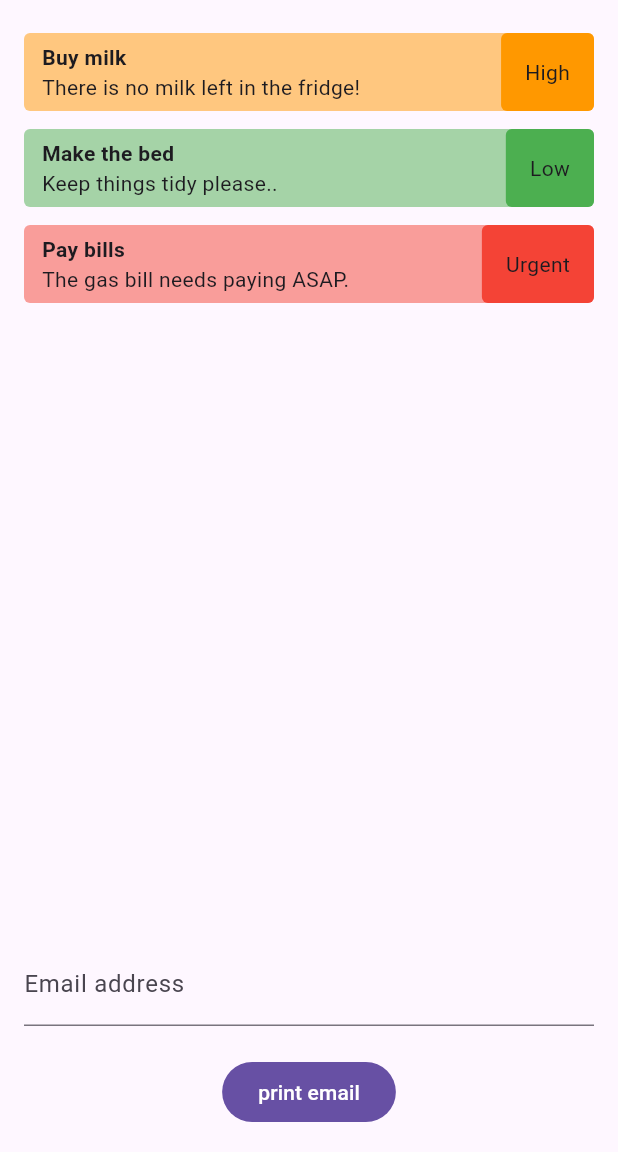
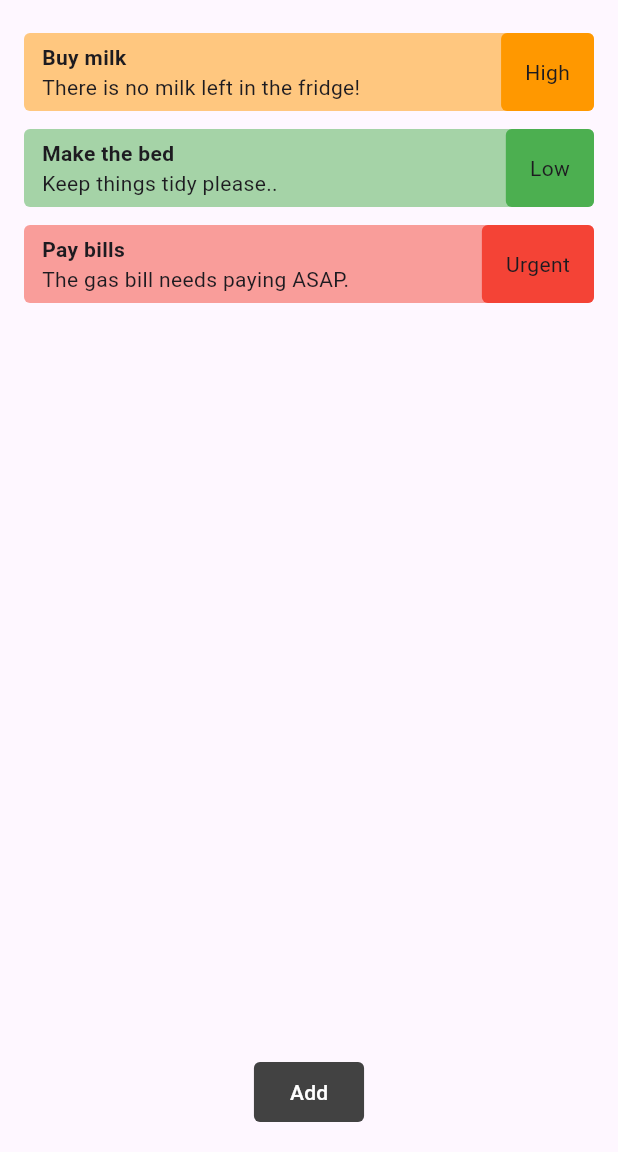
Before and after one commit to iamshaunjp/flutter-forms-tutorial, a Flutter app: the screen it shows after launch, on a phone screen of 412 x 824 dp, the part 84-1236 px from its top. Run offline on Flutter 3.47's test engine with Material 3 defaults, Android fonts, the phone set to English and light mode, and no system bars.

Commit message:
lesson-4

```diff
--- a/lib/home.dart
+++ b/lib/home.dart
@@ -11,8 +11,7 @@ class Home extends StatefulWidget {
 
 class _HomeState extends State<Home> {
 
-  final TextEditingController _emailController = TextEditingController();
-
+  final _formGlobalKey = GlobalKey<FormState>();
 
   final List<Todo> todos = [
     const Todo(
@@ -47,21 +46,35 @@ class _HomeState extends State<Home> {
             Expanded(child: TodoList(todos: todos)),
 
             // form stuff below here
-            TextField(
-              keyboardType: TextInputType.emailAddress,
-              // obscureText: true,
-              decoration: const InputDecoration(
-                label: Text('Email address'),
+            Form(
+              key: _formGlobalKey,
+              child: Column(
+                crossAxisAlignment: CrossAxisAlignment.end,
+                children: [
+
+                  // todo title
+
+
+                  // todo description
+
+
+                  // priority
+
+
+                  // submit button
+                  const SizedBox(height: 20),
+                  FilledButton(
+                    onPressed: () {},
+                    style: FilledButton.styleFrom(
+                      backgroundColor: Colors.grey[800],
+                      shape: RoundedRectangleBorder(
+                        borderRadius: BorderRadius.circular(4),
+                      ),
+                    ),
+                    child: const Text('Add'),
+                  )
+                ],
               ),
-              controller: _emailController,
-            ),
-
-            const SizedBox(height: 20),
-            FilledButton(
-              onPressed: () {
-                print(_emailController.text.trim());
-              },
-              child: const Text('print email'),
             )
 
           ],
```
